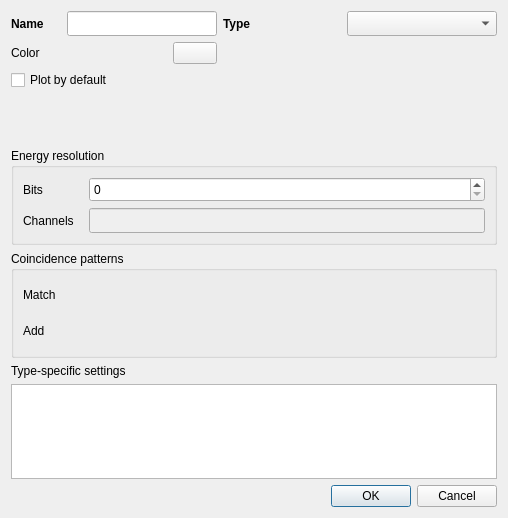
Qt form forms/dialog_spectrum_template.ui (usnistgov/qpx-gamma) before a commit.
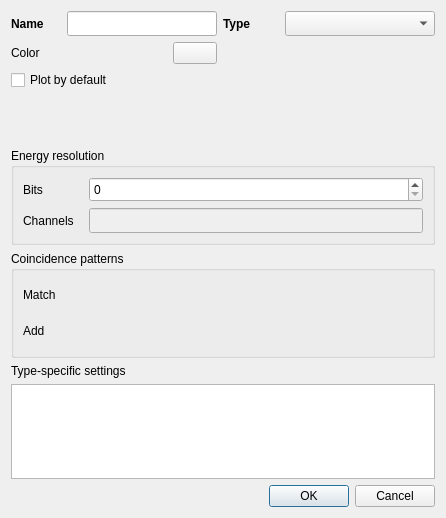
The same form after that commit. Icons and pictures are not drawn. Custom widgets are drawn as their Qt base class.

```diff
--- a/forms/dialog_spectrum_template.ui
+++ b/forms/dialog_spectrum_template.ui
@@ -9,7 +9,7 @@
    <rect>
     <x>0</x>
     <y>0</y>
-    <width>508</width>
+    <width>446</width>
     <height>518</height>
    </rect>
   </property>
@@ -402,7 +402,7 @@
             <item>
              <widget class="QpxPatternEditor" name="patternMatch" native="true">
               <property name="sizePolicy">
-               <sizepolicy hsizetype="MinimumExpanding" vsizetype="Minimum">
+               <sizepolicy hsizetype="Minimum" vsizetype="Minimum">
                 <horstretch>0</horstretch>
                 <verstretch>0</verstretch>
                </sizepolicy>
@@ -435,7 +435,7 @@
             <item>
              <widget class="QpxPatternEditor" name="patternAdd" native="true">
               <property name="sizePolicy">
-               <sizepolicy hsizetype="MinimumExpanding" vsizetype="Minimum">
+               <sizepolicy hsizetype="Minimum" vsizetype="Minimum">
                 <horstretch>0</horstretch>
                 <verstretch>0</verstretch>
                </sizepolicy>
```
